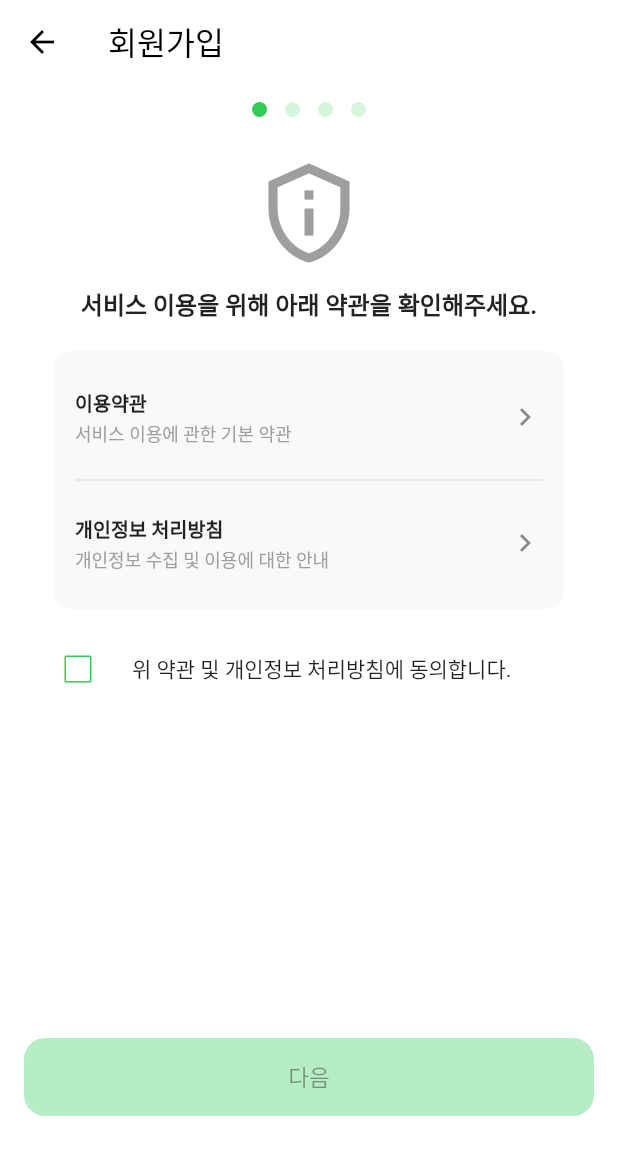
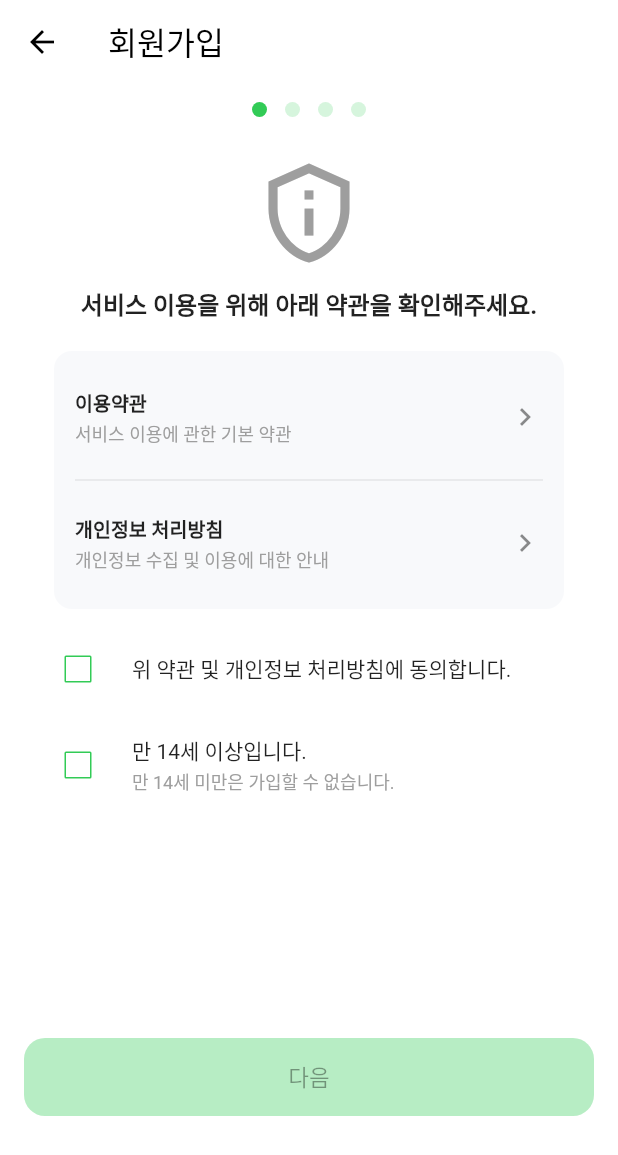
Before and after one commit to FitHouse/FitHouse-FE, a Flutter app: the SignupWizardScreen screen opened directly, on a phone screen of 412 x 824 dp. Shown: the top 1155 px of the screen. Run offline on Flutter 3.47's test engine with Material 3 defaults, Android fonts, the phone set to English and light mode, and no system bars; our stand-ins replace firebase_auth, firebase_core, google_fonts, image_picker, package_info_plus, video_player; accounts and stored records are empty; generated files the repository leaves out were written again; network calls fail; Roboto replaces fonts that are missing (PyeojinGothic).

Commit message:
[FEAT] 만 14세 미만 회원 가입 불가 로직 구현

```diff
--- a/lib/screens/auth/signup_screen.dart
+++ b/lib/screens/auth/signup_screen.dart
@@ -14,12 +14,18 @@ import 'package:fithouse/util/legal_docs_loader.dart';
 extension RoleKo on Role {
   String get ko {
     switch (this) {
-      case Role.GRANDMA:  return '할머니';
-      case Role.GRANDPA:  return '할아버지';
-      case Role.MOM:      return '엄마';
-      case Role.DAD:      return '아빠';
-      case Role.DAUGHTER: return '딸';
-      case Role.SON:      return '아들';
+      case Role.GRANDMA:
+        return '할머니';
+      case Role.GRANDPA:
+        return '할아버지';
+      case Role.MOM:
+        return '엄마';
+      case Role.DAD:
+        return '아빠';
+      case Role.DAUGHTER:
+        return '딸';
+      case Role.SON:
+        return '아들';
     }
   }
 }
@@ -27,8 +33,10 @@ extension RoleKo on Role {
 extension GenderKo on Gender {
   String get ko {
     switch (this) {
-      case Gender.MALE:   return '남성';
-      case Gender.FEMALE: return '여성';
+      case Gender.MALE:
+        return '남성';
+      case Gender.FEMALE:
+        return '여성';
     }
   }
 }
@@ -54,6 +62,7 @@ class _SignupWizardScreenState extends State<SignupWizardScreen> {
   final _name = TextEditingController();
   final _height = TextEditingController();
   final _weight = TextEditingController();
+  final _birthdateController = TextEditingController();
 
   Gender? _gender;
   DateTime? _birthdate;
@@ -64,13 +73,32 @@ class _SignupWizardScreenState extends State<SignupWizardScreen> {
   bool _showPw2 = false;
   bool _loading = false;
   bool _termsAgreed = false;
+  bool _ageConfirmed = false;
   String? _error;
 
   final List<Role> _roleOptions = [
-    Role.GRANDMA, Role.GRANDPA, Role.MOM, Role.DAD,
-    Role.DAUGHTER, Role.SON
+    Role.GRANDMA,
+    Role.GRANDPA,
+    Role.MOM,
+    Role.DAD,
+    Role.DAUGHTER,
+    Role.SON
   ];
   final List<Gender> _genderOptions = [Gender.MALE, Gender.FEMALE];
+
+  int _ageFrom(DateTime dob) {
+    final now = DateTime.now();
+    int age = now.year - dob.year;
+    if (now.month < dob.month || (now.month == dob.month && now.day < dob.day)) {
+      age--;
+    }
+    return age;
+  }
+
+  DateTime get _latestAllowedBirthdate {
+    final now = DateTime.now();
+    return DateTime(now.year - 14, now.month, now.day);
+  }
 
   @override
   void dispose() {
@@ -81,6 +109,7 @@ class _SignupWizardScreenState extends State<SignupWizardScreen> {
     _name.dispose();
     _height.dispose();
     _weight.dispose();
+    _birthdateController.dispose();
     super.dispose();
   }
 
@@ -106,7 +135,8 @@ class _SignupWizardScreenState extends State<SignupWizardScreen> {
     final s = v?.trim() ?? '';
     if (s.isEmpty) return '닉네임을 입력하세요';
     if (s.length < 2) return '닉네임은 2자 이상';
-    final ok = RegExp(r'^[a-zA-Z0-9\u1100-\u11FF\u3130-\u318F\uAC00-\uD7A3._-]+$').hasMatch(s);
+    final ok = RegExp(r'^[a-zA-Z0-9\u1100-\u11FF\u3130-\u318F\uAC00-\uD7A3._-]+$')
+        .hasMatch(s);
     if (!ok) return '영문/한글/숫자/._-만 사용 가능';
     return null;
   }
@@ -162,7 +192,7 @@ class _SignupWizardScreenState extends State<SignupWizardScreen> {
   Future<void> _next() async {
     switch (_step) {
       case 0:
-        if (!_termsAgreed) return;
+        if (!(_termsAgreed && _ageConfirmed)) return;
         break;
       case 1:
         if (!(_formEmail.currentState?.validate() ?? false)) return;
@@ -184,6 +214,11 @@ class _SignupWizardScreenState extends State<SignupWizardScreen> {
           setState(() => _error = '역할을 선택해주세요.');
           return;
         }
+        if (_ageFrom(_birthdate!) < 14) {
+          setState(() => _error = '만 14세 미만은 가입할 수 없습니다.');
+          return;
+        }
+
         await _submit();
         return;
     }
@@ -263,7 +298,6 @@ class _SignupWizardScreenState extends State<SignupWizardScreen> {
             (route) => false,
         arguments: {'prefillEmail': email},
       );
-
     } on FirebaseAuthException catch (e) {
       setState(() => _error = _humanizeAuthError(e));
     } catch (e) {
@@ -276,9 +310,9 @@ class _SignupWizardScreenState extends State<SignupWizardScreen> {
   Future<void> _pickBirthdateWithDialog() async {
     final init = _birthdate ?? DateTime(DateTime.now().year - 20, 1, 1);
     final firstDate = DateTime(1900, 1, 1);
-    final lastDate  = DateTime.now();
+    final lastDate = _latestAllowedBirthdate;
 
-    DateTime temp = init;
+    DateTime temp = init.isAfter(lastDate) ? lastDate : init;
 
     final result = await showDialog<String>(
       context: context,
@@ -289,12 +323,12 @@ class _SignupWizardScreenState extends State<SignupWizardScreen> {
           clipBehavior: Clip.antiAlias,
           backgroundColor: Colors.white,
           surfaceTintColor: Colors.white,
-
-          insetPadding: const EdgeInsets.symmetric(horizontal: 40, vertical: 24),
+          insetPadding:
+          const EdgeInsets.symmetric(horizontal: 40, vertical: 24),
           contentPadding: const EdgeInsets.fromLTRB(20, 8, 20, 0),
           actionsPadding: const EdgeInsets.fromLTRB(16, 8, 16, 16),
-
-          title: const Text('생년월일 선택', style: TextStyle(fontWeight: FontWeight.w700)),
+          title: const Text('생년월일 선택',
+              style: TextStyle(fontWeight: FontWeight.w700)),
           content: SizedBox(
             width: double.maxFinite,
             height: 370,
@@ -327,9 +361,11 @@ class _SignupWizardScreenState extends State<SignupWizardScreen> {
                   backgroundColor: buttonGreen,
                   foregroundColor: Colors.white,
                   elevation: 0,
-                  shape: RoundedRectangleBorder(borderRadius: BorderRadius.circular(10)),
+                  shape: RoundedRectangleBorder(
+                      borderRadius: BorderRadius.circular(10)),
                 ),
-                child: const Text('확인', style: TextStyle(fontWeight: FontWeight.w600)),
+                child: const Text('확인',
+                    style: TextStyle(fontWeight: FontWeight.w600)),
               ),
             ),
           ],
@@ -338,12 +374,19 @@ class _SignupWizardScreenState extends State<SignupWizardScreen> {
     );
 
     if (result != null && result.isNotEmpty) {
-      setState(() => _birthdate = DateTime.tryParse(result));
+      final picked = DateTime.tryParse(result);
+      if (picked != null) {
+        if (picked.isAfter(_latestAllowedBirthdate)) {
+          setState(() => _error = '만 14세 미만은 가입할 수 없습니다.');
+          return;
+        }
+        setState(() {
+          _birthdate = picked;
+          _birthdateController.text = DateFormat('yyyy-MM-dd').format(picked);
+        });
+      }
     }
   }
-
-
-
 
   // 약관/개인정보 팝업
   Future<void> _openDocDialog({
@@ -357,13 +400,11 @@ class _SignupWizardScreenState extends State<SignupWizardScreen> {
         shape: RoundedRectangleBorder(
           borderRadius: BorderRadius.circular(16),
         ),
-
         clipBehavior: Clip.antiAlias,
         backgroundColor: Colors.white,
         surfaceTintColor: Colors.white,
-
-        insetPadding: const EdgeInsets.symmetric(horizontal: 40, vertical: 24),
-
+        insetPadding:
+        const EdgeInsets.symmetric(horizontal: 40, vertical: 24),
         title: Text(
           title,
           style: const TextStyle(fontWeight: FontWeight.w700),
@@ -375,10 +416,12 @@ class _SignupWizardScreenState extends State<SignupWizardScreen> {
             future: loader,
             builder: (context, snap) {
               if (snap.connectionState != ConnectionState.done) {
-                return const Center(child: CircularProgressIndicator(strokeWidth: 2));
+                return const Center(
+                    child: CircularProgressIndicator(strokeWidth: 2));
               }
               if (snap.hasError) {
-                return Center(child: Text('문서를 불러오지 못했습니다: ${snap.error}'));
+                return Center(
+                    child: Text('문서를 불러오지 못했습니다: ${snap.error}'));
               }
               final text = snap.data ?? '';
               return Scrollbar(
@@ -404,9 +447,11 @@ class _SignupWizardScreenState extends State<SignupWizardScreen> {
                 backgroundColor: buttonGreen,
                 foregroundColor: Colors.white,
                 elevation: 0,
-                shape: RoundedRectangleBorder(borderRadius: BorderRadius.circular(10)),
+                shape: RoundedRectangleBorder(
+                    borderRadius: BorderRadius.circular(10)),
               ),
-              child: const Text('확인', style: TextStyle(fontWeight: FontWeight.w600)),
+              child: const Text('확인',
+                  style: TextStyle(fontWeight: FontWeight.w600)),
             ),
           ),
         ],
@@ -441,28 +486,33 @@ class _SignupWizardScreenState extends State<SignupWizardScreen> {
           child: Column(
             mainAxisSize: MainAxisSize.min,
             children: [
-              const Icon(Icons.privacy_tip_outlined, size: 72, color: Colors.grey),
+              const Icon(Icons.privacy_tip_outlined,
+                  size: 72, color: Colors.grey),
               const SizedBox(height: 12),
               const Text(
                 '서비스 이용을 위해 아래 약관을 확인해주세요.',
-                style: TextStyle(fontSize: 16, fontWeight: FontWeight.w600),
+                style:
+                TextStyle(fontSize: 16, fontWeight: FontWeight.w600),
                 textAlign: TextAlign.center,
               ),
               const SizedBox(height: 16),
-
               Card(
                 elevation: 0,
                 color: const Color(0xFFF8F9FB),
-                shape: RoundedRectangleBorder(borderRadius: BorderRadius.circular(12)),
+                shape: RoundedRectangleBorder(
+                    borderRadius: BorderRadius.circular(12)),
                 child: Padding(
-                  padding: const EdgeInsets.symmetric(horizontal: 14, vertical: 12),
+                  padding: const EdgeInsets.symmetric(
+                      horizontal: 14, vertical: 12),
                   child: Column(
                     children: [
                       ListTile(
                         dense: true,
                         contentPadding: EdgeInsets.zero,
-                        title: const Text('이용약관', style: TextStyle(fontWeight: FontWeight.w600)),
-                        subtitle: const Text('서비스 이용에 관한 기본 약관', style: TextStyle(color: Colors.grey)),
+                        title: const Text('이용약관',
+                            style: TextStyle(fontWeight: FontWeight.w600)),
+                        subtitle: const Text('서비스 이용에 관한 기본 약관',
+                            style: TextStyle(color: Colors.grey)),
                         trailing: const Icon(Icons.chevron_right),
                         onTap: () => _openDocDialog(
                           title: '이용약관',
@@ -473,8 +523,10 @@ class _SignupWizardScreenState extends State<SignupWizardScreen> {
                       ListTile(
                         dense: true,
                         contentPadding: EdgeInsets.zero,
-                        title: const Text('개인정보 처리방침', style: TextStyle(fontWeight: FontWeight.w600)),
-                        subtitle: const Text('개인정보 수집 및 이용에 대한 안내', style: TextStyle(color: Colors.grey)),
+                        title: const Text('개인정보 처리방침',
+                            style: TextStyle(fontWeight: FontWeight.w600)),
+                        subtitle: const Text('개인정보 수집 및 이용에 대한 안내',
+                            style: TextStyle(color: Colors.grey)),
                         trailing: const Icon(Icons.chevron_right),
                         onTap: () => _openDocDialog(
                           title: '개인정보처리방침',
@@ -485,17 +537,34 @@ class _SignupWizardScreenState extends State<SignupWizardScreen> {
                   ),
                 ),
               ),
-
               const SizedBox(height: 8),
-
               CheckboxListTile(
                 contentPadding: EdgeInsets.zero,
                 controlAffinity: ListTileControlAffinity.leading,
                 value: _termsAgreed,
-                onChanged: (v) => setState(() => _termsAgreed = v ?? false),
+                onChanged: (v) =>
+                    setState(() => _termsAgreed = v ?? false),
                 title: const Text(
                   '위 약관 및 개인정보 처리방침에 동의합니다.',
                   style: TextStyle(fontSize: 14),
+                ),
+                activeColor: buttonGreen,
+                checkColor: Colors.white,
+                side: BorderSide(color: buttonGreen),
+              ),
+              CheckboxListTile(
+                contentPadding: EdgeInsets.zero,
+                controlAffinity: ListTileControlAffinity.leading,
+                value: _ageConfirmed,
+                onChanged: (v) =>
+                    setState(() => _ageConfirmed = v ?? false),
+                title: const Text(
+                  '만 14세 이상입니다.',
+                  style: TextStyle(fontSize: 14),
+                ),
+                subtitle: const Text(
+                  '만 14세 미만은 가입할 수 없습니다.',
+                  style: TextStyle(fontSize: 12, color: Colors.grey),
                 ),
                 activeColor: buttonGreen,
                 checkColor: Colors.white,
@@ -528,7 +597,8 @@ class _SignupWizardScreenState extends State<SignupWizardScreen> {
               labelText: '이메일 주소',
               labelStyle: const TextStyle(color: Color(0xFF4B4B4B)),
               floatingLabelStyle: TextStyle(color: buttonGreen),
-              border: OutlineInputBorder(borderRadius: BorderRadius.circular(8)),
+              border:
+              OutlineInputBorder(borderRadius: BorderRadius.circular(8)),
               focusedBorder: OutlineInputBorder(
                 borderRadius: BorderRadius.circular(8),
                 borderSide: BorderSide(color: buttonGreen),
@@ -554,7 +624,6 @@ class _SignupWizardScreenState extends State<SignupWizardScreen> {
             style: TextStyle(fontSize: 18, fontWeight: FontWeight.w600),
           ),
           const SizedBox(height: 16),
-
           // 비밀번호
           TextFormField(
             controller: _pw,
@@ -564,7 +633,8 @@ class _SignupWizardScreenState extends State<SignupWizardScreen> {
               labelText: '비밀번호 (6자 이상)',
               labelStyle: const TextStyle(color: Color(0xFF4B4B4B)),
               floatingLabelStyle: TextStyle(color: buttonGreen),
-              border: OutlineInputBorder(borderRadius: BorderRadius.circular(8)),
+              border:
+              OutlineInputBorder(borderRadius: BorderRadius.circular(8)),
               focusedBorder: OutlineInputBorder(
                 borderRadius: BorderRadius.circular(8),
                 borderSide: BorderSide(color: buttonGreen),
@@ -581,9 +651,7 @@ class _SignupWizardScreenState extends State<SignupWizardScreen> {
             validator: _validatePw,
             onFieldSubmitted: (_) => _next(),
           ),
-
           const SizedBox(height: 12),
-
           // 비밀번호 확인
           TextFormField(
             controller: _pw2,
@@ -593,7 +661,8 @@ class _SignupWizardScreenState extends State<SignupWizardScreen> {
               labelText: '비밀번호 확인',
               labelStyle: const TextStyle(color: Color(0xFF4B4B4B)),
               floatingLabelStyle: TextStyle(color: buttonGreen),
-              border: OutlineInputBorder(borderRadius: BorderRadius.circular(8)),
+              border:
+              OutlineInputBorder(borderRadius: BorderRadius.circular(8)),
               focusedBorder: OutlineInputBorder(
                 borderRadius: BorderRadius.circular(8),
                 borderSide: BorderSide(color: buttonGreen),
@@ -610,10 +679,7 @@ class _SignupWizardScreenState extends State<SignupWizardScreen> {
             validator: _validatePw2,
             onFieldSubmitted: (_) => _next(),
           ),
-
           const SizedBox(height: 8),
-
-          // 안내 문구
           Text(
             '• 영문/숫자 조합 권장',
             style: TextStyle(color: Colors.grey.shade600),
@@ -672,7 +738,6 @@ class _SignupWizardScreenState extends State<SignupWizardScreen> {
               ),
             ),
             const SizedBox(height: 24),
-
             // 닉네임
             TextFormField(
               controller: _name,
@@ -683,7 +748,8 @@ class _SignupWizardScreenState extends State<SignupWizardScreen> {
                 counterText: '',
                 labelStyle: const TextStyle(color: Color(0xFF4B4B4B)),
                 floatingLabelStyle: TextStyle(color: buttonGreen),
-                border: OutlineInputBorder(borderRadius: BorderRadius.circular(8)),
+                border:
+                OutlineInputBorder(borderRadius: BorderRadius.circular(8)),
                 focusedBorder: OutlineInputBorder(
                   borderRadius: BorderRadius.circular(8),
                   borderSide: BorderSide(color: buttonGreen),
@@ -691,7 +757,8 @@ class _SignupWizardScreenState extends State<SignupWizardScreen> {
               ),
               inputFormatters: [
                 FilteringTextInputFormatter.allow(
-                  RegExp(r'[a-zA-Z0-9\u1100-\u11FF\u3130-\u318F\uAC00-\uD7A3._-]'),
+                  RegExp(
+                      r'[a-zA-Z0-9\u1100-\u11FF\u3130-\u318F\uAC00-\uD7A3._-]'),
                 ),
                 LengthLimitingTextInputFormatter(30),
               ],
@@ -700,7 +767,6 @@ class _SignupWizardScreenState extends State<SignupWizardScreen> {
               onChanged: (_) => setState(() {}),
               validator: _validateName,
             ),
-
             const SizedBox(height: 6),
             Row(
               children: [
@@ -719,9 +785,7 @@ class _SignupWizardScreenState extends State<SignupWizardScreen> {
                 ),
               ],
             ),
-
             const SizedBox(height: 16),
-
             // 역할
             InputDecorator(
               decoration: InputDecoration(
@@ -737,7 +801,8 @@ class _SignupWizardScreenState extends State<SignupWizardScreen> {
                   isExpanded: true,
                   hint: const Text('역할을 선택하세요'),
                   onChanged: (Role? v) => setState(() => _role = v),
-                  items: _roleOptions.map<DropdownMenuItem<Role>>((Role value) {
+                  items: _roleOptions
+                      .map<DropdownMenuItem<Role>>((Role value) {
                     return DropdownMenuItem<Role>(
                       value: value,
                       child: Text(value.ko),
@@ -747,7 +812,6 @@ class _SignupWizardScreenState extends State<SignupWizardScreen> {
               ),
             ),
             const SizedBox(height: 16),
-
             // 성별
             InputDecorator(
               decoration: InputDecoration(
@@ -774,9 +838,9 @@ class _SignupWizardScreenState extends State<SignupWizardScreen> {
               ),
             ),
             const SizedBox(height: 16),
-
             // 생년월일
             TextFormField(
+              controller: _birthdateController,
               readOnly: true,
               onTap: _pickBirthdateWithDialog,
               cursorColor: buttonGreen,
@@ -790,14 +854,20 @@ class _SignupWizardScreenState extends State<SignupWizardScreen> {
                   borderRadius: BorderRadius.circular(8),
                   borderSide: BorderSide(color: buttonGreen),
                 ),
-                hintText: _birthdate != null
-                    ? DateFormat('yyyy-MM-dd').format(_birthdate!)
-                    : '선택해주세요',
               ),
             ),
-
+            const SizedBox(height: 6),
+            const Padding(
+              padding: EdgeInsets.only(left: 6.0),
+              child: Align(
+                alignment: Alignment.centerLeft,
+                child: Text(
+                  '만 14세 이상만 가입할 수 있습니다.',
+                  style: TextStyle(fontSize: 12, color: Colors.grey),
+                ),
+              ),
+            ),
             const SizedBox(height: 16),
-
             // 키/몸무게
             TextFormField(
               controller: _height,
@@ -807,7 +877,8 @@ class _SignupWizardScreenState extends State<SignupWizardScreen> {
                 labelText: '키 (cm)',
                 labelStyle: const TextStyle(color: Color(0xFF4B4B4B)),
                 floatingLabelStyle: TextStyle(color: buttonGreen),
-                border: OutlineInputBorder(borderRadius: BorderRadius.circular(8)),
+                border:
+                OutlineInputBorder(borderRadius: BorderRadius.circular(8)),
                 focusedBorder: OutlineInputBorder(
                   borderRadius: BorderRadius.circular(8),
                   borderSide: BorderSide(color: buttonGreen),
@@ -815,7 +886,6 @@ class _SignupWizardScreenState extends State<SignupWizardScreen> {
               ),
               validator: _validateHeight,
             ),
-
             const SizedBox(height: 16),
             TextFormField(
               controller: _weight,
@@ -825,7 +895,8 @@ class _SignupWizardScreenState extends State<SignupWizardScreen> {
                 labelText: '몸무게 (kg)',
                 labelStyle: const TextStyle(color: Color(0xFF4B4B4B)),
                 floatingLabelStyle: TextStyle(color: buttonGreen),
-                border: OutlineInputBorder(borderRadius: BorderRadius.circular(8)),
+                border:
+                OutlineInputBorder(borderRadius: BorderRadius.circular(8)),
                 focusedBorder: OutlineInputBorder(
                   borderRadius: BorderRadius.circular(8),
                   borderSide: BorderSide(color: buttonGreen),
@@ -899,18 +970,23 @@ class _SignupWizardScreenState extends State<SignupWizardScreen> {
                     child: ElevatedButton(
                       style: ElevatedButton.styleFrom(
                         backgroundColor: buttonGreen,
-                        disabledBackgroundColor: buttonGreen.withOpacity(0.35),
+                        disabledBackgroundColor:
+                        buttonGreen.withOpacity(0.35),
                         foregroundColor: Colors.white,
                         shape: RoundedRectangleBorder(
                           borderRadius: BorderRadius.circular(14),
                         ),
                       ),
-                      onPressed: (!_loading && (_step == 0 ? _termsAgreed : true)) ? _next : null,
+                      onPressed: (!_loading &&
+                          (_step == 0 ? (_termsAgreed && _ageConfirmed) : true))
+                          ? _next
+                          : null,
                       child: _loading
                           ? const SizedBox(
                         height: 20,
                         width: 20,
-                        child: CircularProgressIndicator(strokeWidth: 2),
+                        child: CircularProgressIndicator(
+                            strokeWidth: 2),
                       )
                           : Text(isLast ? '가입하기' : '다음'),
                     ),
@@ -954,7 +1030,10 @@ class BirthDateSheet extends StatefulWidget {
 class _BirthDateSheetState extends State<BirthDateSheet> {
   late DateTime _selected;
   final DateTime _firstDate = DateTime(1900, 1, 1);
-  final DateTime _lastDate = DateTime.now();
+  DateTime get _lastDate14 {
+    final now = DateTime.now();
+    return DateTime(now.year - 14, now.month, now.day);
+  }
 
   String _fmt(DateTime d) =>
       '${d.year.toString().padLeft(4, '0')}-${d.month.toString().padLeft(2, '0')}-${d.day.toString().padLeft(2, '0')}';
@@ -962,9 +1041,9 @@ class _BirthDateSheetState extends State<BirthDateSheet> {
   @override
   void initState() {
     super.initState();
-    _selected = (widget.initial != null)
-        ? widget.initial!
-        : DateTime(DateTime.now().year - 20, 1, 1);
+    final base = widget.initial ??
+        DateTime(DateTime.now().year - 20, 1, 1);
+    _selected = base.isAfter(_lastDate14) ? _lastDate14 : base;
   }
 
   @override
@@ -1001,9 +1080,10 @@ class _BirthDateSheetState extends State<BirthDateSheet> {
                     ),
                   ),
                   child: CalendarDatePicker(
-                    initialDate: _selected,
+                    initialDate:
+                    _selected.isAfter(_lastDate14) ? _lastDate14 : _selected, // CHANGED
                     firstDate: _firstDate,
-                    lastDate: _lastDate,
+                    lastDate: _lastDate14,
                     onDateChanged: (d) => setState(() => _selected = d),
                   ),
                 ),
```
